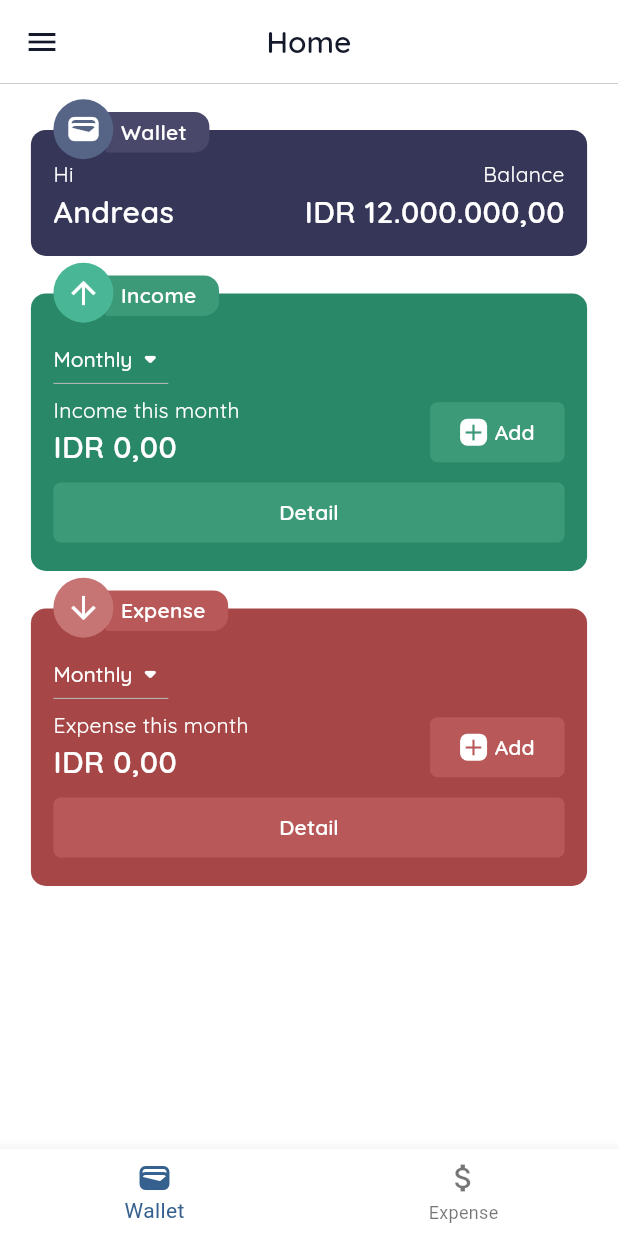
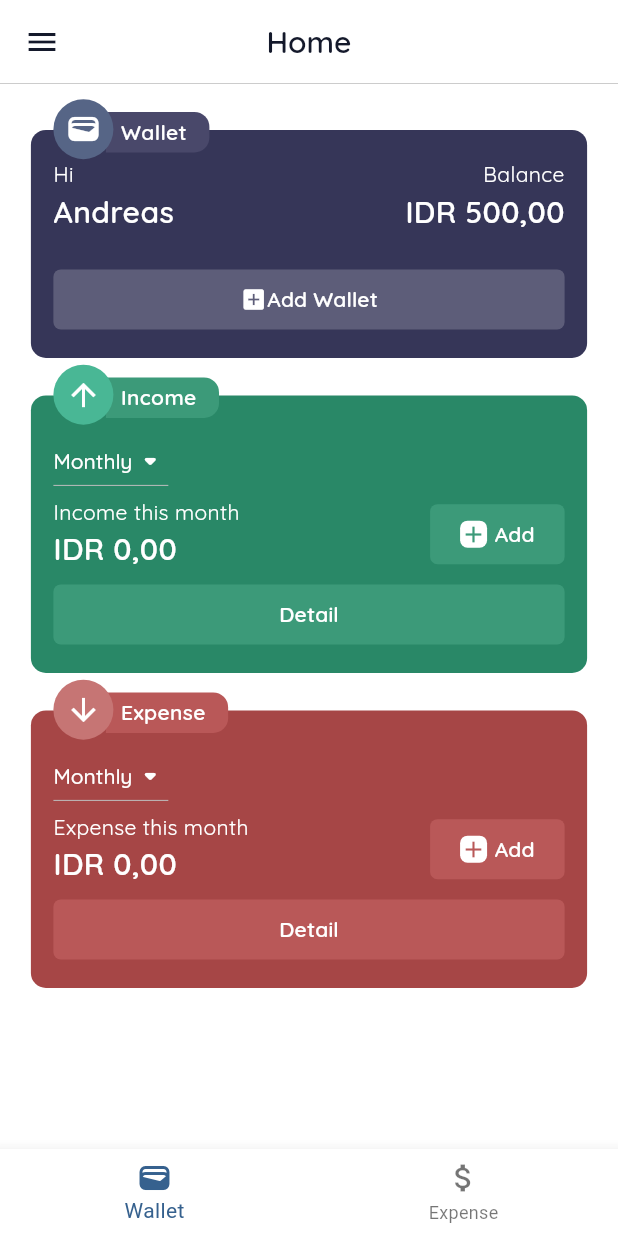
Before and after one commit to andrr64/KeuanganKu-Pro, a Flutter app: the screen it shows after launch, on a phone screen of 412 x 824 dp. Run offline on Flutter 3.47's test engine with Material 3 defaults, Android fonts, the phone set to English and light mode, and no system bars; our stand-ins replace quickalert, sqflite; accounts and stored records are empty.

Commit message:
update UI and add BalanceCardData

```diff
--- a/lib/frontend/app/home/home.dart
+++ b/lib/frontend/app/home/home.dart
@@ -12,6 +12,7 @@ import 'package:keuanganku/frontend/utility/k_color.dart';
 class PageData {
   IncomeCardData incomeCardData = IncomeCardData(dateRangeValue: DateRange.monthly);
   ExpenseCardData expenseCardData = ExpenseCardData(dateRangeValue: DateRange.monthly);
+  BalanceCardData balanceCardData = BalanceCardData();
 }
 
 class Homepage extends StatefulWidget {
@@ -33,7 +34,7 @@ class _HomepageState extends State<Homepage> {
         crossAxisAlignment: CrossAxisAlignment.start,
         children: [
           dummyHeight(10),
-          const BalanceCard(name: 'Andreas', balance: 12000000.00),
+          BalanceCard(name: 'Andreas', balance: 12000000.00, data: Homepage.data.balanceCardData,),
           dummyHeight(25),
           IncomeCard(Homepage.data.incomeCardData),
           dummyHeight(25),
--- a/lib/frontend/app/home/widgets/balance_card.dart
+++ b/lib/frontend/app/home/widgets/balance_card.dart
@@ -1,52 +1,116 @@
 import 'package:flutter/material.dart';
+import 'package:keuanganku/backend/database/helper/wallet.dart';
+import 'package:keuanganku/backend/database/model/wallet.dart';
+import 'package:keuanganku/frontend/components/buttons/k_button.dart';
 import 'package:keuanganku/frontend/components/cards/k_card_plus.dart';
 import 'package:keuanganku/frontend/components/text/k_text.dart';
 import 'package:keuanganku/frontend/components/utility/currency_format.dart';
+import 'package:keuanganku/frontend/components/utility/space_y.dart';
+import 'package:keuanganku/frontend/utility/future.dart';
+import 'package:keuanganku/main.dart';
+
+class BalanceCardData {
+  double balanceAmount = 0;
+  List<DBModelWallet> wallets = [];
+}
 
 class BalanceCard extends StatefulWidget {
   final String? name;
   final double? balance;
+  final BalanceCardData data;
+  final bgColor = const Color(0xff363658);
 
-  const BalanceCard({super.key, this.name, this.balance});
+  const BalanceCard({super.key, this.name, this.balance, required this.data});
 
   @override
   State<BalanceCard> createState() => _BalanceCardState();
 }
 
 class _BalanceCardState extends State<BalanceCard> {
-  @override
-  Widget build(BuildContext context) {
-    return KCardPlus(
-        context, content(context, name: widget.name, balance: widget.balance),
-        color: const Color(0xff363658),
-        title: 'Wallet',
-        icon: const Icon(
-          Icons.wallet,
-          color: Colors.white,
-        ));
+  Future getData() async {
+    widget.data.wallets = await DBHelperWallet().readAll(db: db.database);
+    widget.data.balanceAmount = 500;
   }
 
   Widget content(BuildContext context, {String? name, double? balance}) {
     name = name ?? 'John';
     balance = balance ?? 0;
-    return Row(
-      mainAxisAlignment: MainAxisAlignment.spaceBetween,
+    return Column(
       children: [
-        Column(
-          crossAxisAlignment: CrossAxisAlignment.start,
+        Row(
+          mainAxisAlignment: MainAxisAlignment.spaceBetween,
           children: [
-            kText(context, 'Hi', KTStyle.label, KTSType.medium, color: Colors.white),
-            kText(context, name, KTStyle.display, KTSType.medium, color: Colors.white),
+            Column(
+              crossAxisAlignment: CrossAxisAlignment.start,
+              children: [
+                kText(context, 'Hi', KTStyle.label, KTSType.medium,
+                    color: Colors.white),
+                kText(context, name, KTStyle.display, KTSType.medium,
+                    color: Colors.white),
+              ],
+            ),
+            Column(
+              crossAxisAlignment: CrossAxisAlignment.end,
+              children: [
+                kText(context, 'Balance', KTStyle.label, KTSType.medium,
+                    color: Colors.white),
+                kText(context, currencyFormat(balance), KTStyle.display,
+                    KTSType.medium,
+                    color: Colors.white),
+              ],
+            ),
           ],
         ),
-        Column(
-          crossAxisAlignment: CrossAxisAlignment.end,
-          children: [
-            kText(context, 'Balance', KTStyle.label, KTSType.medium, color: Colors.white),
-            kText(context, currencyFormat(balance), KTStyle.display, KTSType.medium, color: Colors.white),
-          ],
-        ),
+        dummyHeight(10),
+        ...List<Widget>.generate(widget.data.wallets.length,(index){
+          return Container(
+            height: 50,
+            decoration: BoxDecoration(
+                borderRadius: BorderRadius.circular(15),
+                color: Colors.white.withAlpha(50)
+            ),
+          );
+        }),
+        dummyHeight(10),
+        k_button(context, (){}, text: 'Add Wallet', icon: Icons.add_box, mainColor: Colors.white.withAlpha(50), withoutBg: true,)
       ],
     );
   }
+
+  @override
+  Widget build(BuildContext context) {
+    return kFutureBuilder(
+        futureFunction: getData(),
+        wxWhenError: (err) {
+          return KCardPlus(context, content(context, name: 'Error', balance: 0),
+              color: widget.bgColor,
+              title: 'Wallet',
+              icon: const Icon(
+                Icons.wallet,
+                color: Colors.white,
+              ));
+        },
+        wxWhenSuccess: (_) {
+          return KCardPlus(
+              context,
+              content(context,
+                  name: widget.name, balance: widget.data.balanceAmount),
+              color: widget.bgColor,
+              title: 'Wallet',
+              icon: const Icon(
+                Icons.wallet,
+                color: Colors.white,
+              ));
+        },
+        wxWhenWaiting: KCardPlus(
+            context,
+            content(context,
+                name: widget.name, balance: widget.data.balanceAmount),
+            color: widget.bgColor,
+            title: 'Wallet',
+            icon: const Icon(
+              Icons.wallet,
+              color: Colors.white,
+            )));
+  }
 }
```
